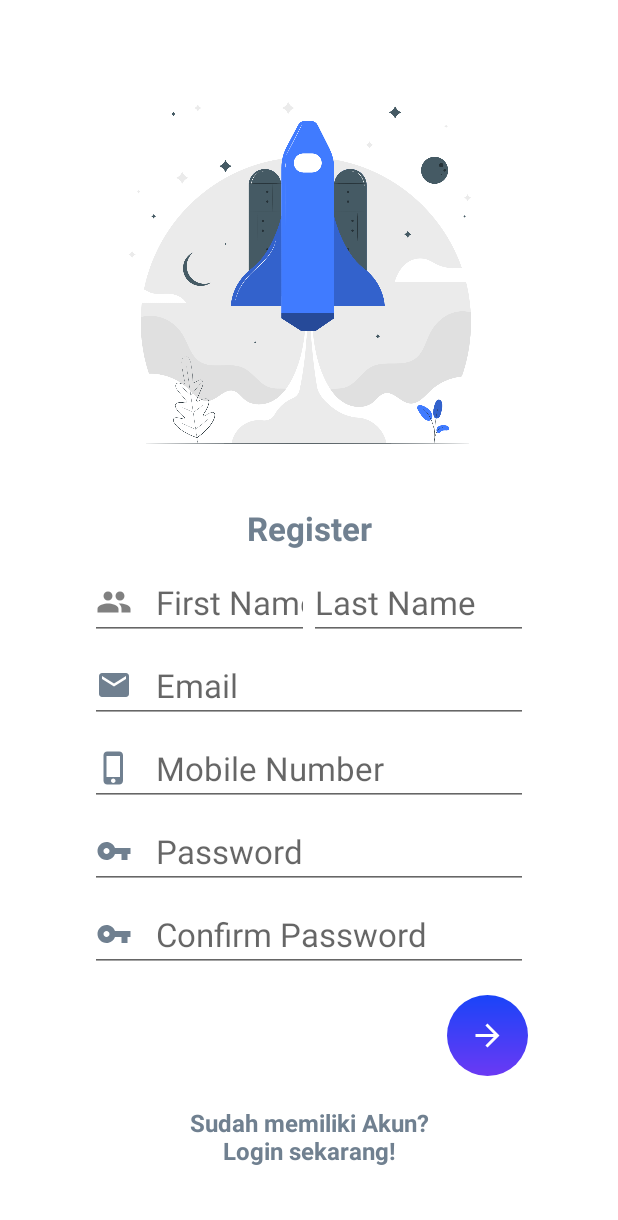
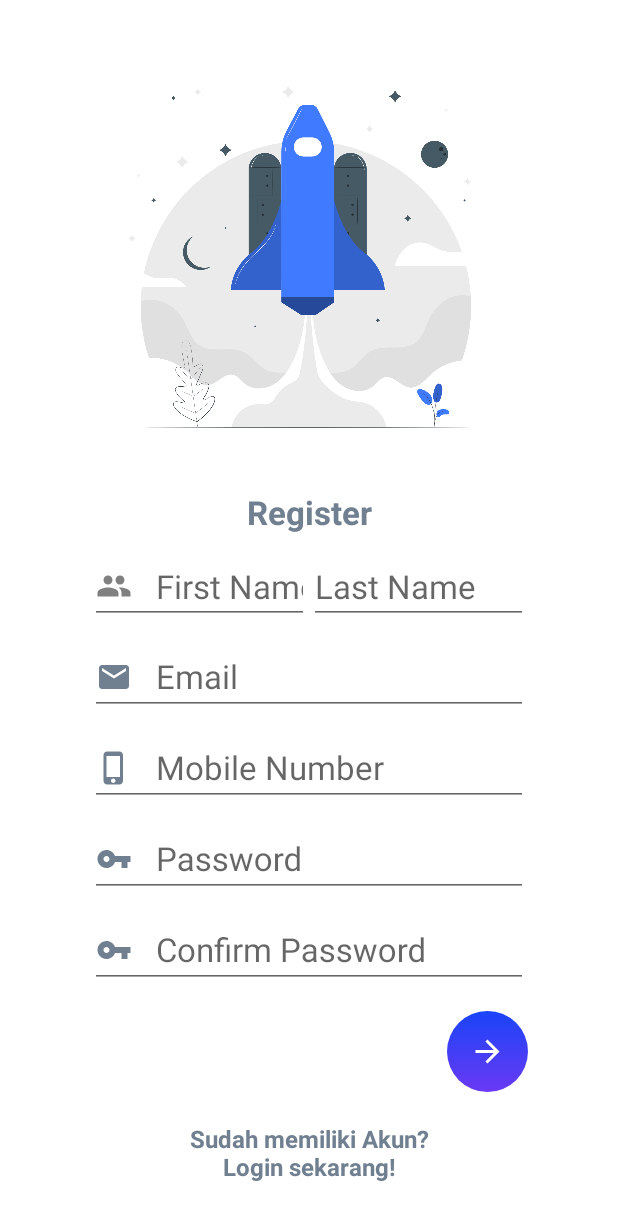
Before and after one commit to ngurahmaharta/FinalProject, an Android app: the RegisterActivity screen opened directly, with no data from a screen before it, after a tap on an icon or button, on a phone screen of 412 x 824 dp. Shown: the top 1220 px of the screen. Run offline under Robolectric (Android 15) with nearby library versions, the phone set to English and light mode, and no system bars.

Commit message:
Fix bug in login & register, refactor bottom menu

```diff
--- a/app/src/main/AndroidManifest.xml
+++ b/app/src/main/AndroidManifest.xml
@@ -9,6 +9,8 @@
         android:roundIcon="@mipmap/ic_launcher_round"
         android:supportsRtl="true"
         android:theme="@style/Theme.FinalProject"
+        android:hardwareAccelerated="false"
+        android:largeHeap="true"
         android:usesCleartextTraffic="true">
         <activity android:name=".controller.RegisterActivity" android:theme="@style/LoginTheme"/>
         <activity android:name=".controller.LoginActivity" android:theme="@style/LoginTheme"/>
--- a/app/src/main/java/com/ngurah/finalproject/controller/RegisterActivity.java
+++ b/app/src/main/java/com/ngurah/finalproject/controller/RegisterActivity.java
@@ -1,11 +1,11 @@
 package com.ngurah.finalproject.controller;
 
+import androidx.appcompat.app.AlertDialog;
 import androidx.appcompat.app.AppCompatActivity;
 
 import android.app.ProgressDialog;
 import android.content.Intent;
 import android.os.Bundle;
-import android.os.Handler;
 import android.text.TextUtils;
 import android.util.Log;
 import android.widget.EditText;
@@ -18,9 +18,6 @@ import com.ngurah.finalproject.model.user.User;
 import com.ngurah.finalproject.model.user.UserRegister;
 import com.ngurah.finalproject.network.BaseApiService;
 import com.ngurah.finalproject.network.RetrofitInstance;
-import com.ngurah.finalproject.rest.ApiAuthInterface;
-import com.ngurah.finalproject.rest.ApiClient;
-import com.ngurah.finalproject.session.MySession;
 
 import java.util.ArrayList;
 
@@ -37,17 +34,13 @@ public class RegisterActivity extends AppCompatActivity {
     private ImageView bRegister;
     private Boolean CheckEditText;
     private Boolean CheckPasswordConfirm;
-    private static int SPLASH_TIME_OUT = 2000;
 
-//    ApiAuthInterface authInterface;
     private BaseApiService baseApiService;
-    private MySession session;
 
     @Override
     protected void onCreate(Bundle savedInstanceState) {
         super.onCreate(savedInstanceState);
         setContentView(R.layout.activity_register);
-
 
         edFirstName = findViewById(R.id.edFirstName);
         edLastName = findViewById(R.id.edLastName);
@@ -65,27 +58,32 @@ public class RegisterActivity extends AppCompatActivity {
             finish();
         });
 
-//        session = new MySession(RegisterActivity.this);
-//        baseApiService = RetrofitInstance.getRetrofitInstance("").create(BaseApiService.class);
-//        baseApiService = ApiClient.getClient().create(BaseApiService.class);
+//        baseApiService = ApiClient.getClient("").create(BaseApiService.class);
+        baseApiService = RetrofitInstance.getRetrofitInstance("").create(BaseApiService.class);
 
         bRegister.setOnClickListener(v -> cekRegister());
-
-
     }
 
+    private void cekRegister(){
+        CheckPasswordConfirm();
+        CheckEditTextIsEmptyOrNot();
 
-    private void cekRegister(){
-        CheckEditTextIsEmptyOrNot();
+        if(!CheckEditText){
+            Toast.makeText(RegisterActivity.this,"Data Masih Kosong !",Toast.LENGTH_LONG).show();
+        } else{
             if(!CheckPasswordConfirm) {
                 Toast.makeText(RegisterActivity.this,"Password yang diisi tidak sama",Toast.LENGTH_LONG).show();
+            } else{
+                SyncCek();
+            }
+        }
     }
 
-        CheckPasswordConfirm();
-        if(CheckEditText){
-            SyncCek();
-        }else{
-            Toast.makeText(RegisterActivity.this,"Data Masih Kosong !",Toast.LENGTH_LONG).show();
+    private void CheckPasswordConfirm(){
+        if(edPassword.getText().toString().equals(edConfirmPassword.getText().toString())){
+            CheckPasswordConfirm = true;
+        } else {
+            CheckPasswordConfirm = false;
         }
     }
 
@@ -101,16 +99,6 @@ public class RegisterActivity extends AppCompatActivity {
             CheckEditText = false;
         } else {
             CheckEditText = true;
-        }
-    }
-
-    private void CheckPasswordConfirm(){
-        PasswordHolder = edPassword.getText().toString();
-        ConfirmPasswordHolder = edConfirmPassword.getText().toString();
-        if(TextUtils.isEmpty(PasswordHolder) == TextUtils.isEmpty(ConfirmPasswordHolder)){
-            CheckPasswordConfirm = true;
-        } else {
-            CheckPasswordConfirm = false;
         }
     }
 
@@ -132,6 +120,7 @@ public class RegisterActivity extends AppCompatActivity {
             }
         }.start();
     }
+
     private void RegisterTrue(){
         ArrayList<String> Role = new ArrayList<>();
         Role.add("user");
@@ -152,27 +141,23 @@ public class RegisterActivity extends AppCompatActivity {
             }
             @Override
             public void onFailure(Call<User> call, Throwable t) {
-                Toast.makeText(RegisterActivity.this, " Koneksi anda Buruk", Toast.LENGTH_SHORT).show();
+                Toast.makeText(RegisterActivity.this, "Registrasi gagal, periksa koneksi anda!", Toast.LENGTH_SHORT).show();
             }
         });
     }
 
-
     protected void Sukses(){
+        final AlertDialog.Builder builder = new AlertDialog.Builder(RegisterActivity.this);
+        builder.setTitle("Info");
+        builder.setMessage("Registrasi berhasil!");
+        builder.setPositiveButton("Ok", (dialog, which) -> {
             Intent i = new Intent(getApplicationContext(), LoginActivity.class);
             startActivity(i);
             finish();
+        });
 
-//        setContentView(R.layout.sukses_register);
-//        new Handler().postDelayed((Runnable) () -> {
-//
-//            Intent i = new Intent(RegisterActivity.this, LoginActivity.class);
-//            i.addFlags(Intent.FLAG_ACTIVITY_CLEAR_TOP);
-//            i.setFlags(Intent.FLAG_ACTIVITY_NEW_TASK);
-//            startActivity(i);
-//            finish();
-//
-//        }, SPLASH_TIME_OUT);
+        builder.setCancelable(false);
+        builder.show();
     }
 
 }
--- a/app/src/main/java/com/ngurah/finalproject/controller/ui/agency/AgencyFragment.java
+++ b/app/src/main/java/com/ngurah/finalproject/controller/ui/ticket/TicketFragment.java
@@ -1,4 +1,4 @@
-package com.ngurah.finalproject.controller.ui.agency;
+package com.ngurah.finalproject.controller.ui.ticket;
 
 import android.os.Bundle;
 import android.view.LayoutInflater;
@@ -10,14 +10,14 @@ import androidx.fragment.app.Fragment;
 import com.ngurah.finalproject.R;
 
 
-public class AgencyFragment extends Fragment {
+public class TicketFragment extends Fragment {
 
     private View root;
 
     public View onCreateView(@NonNull LayoutInflater inflater,
                              ViewGroup container, Bundle savedInstanceState) {
 
-        root = inflater.inflate(R.layout.fragment_agency, container, false);
+        root = inflater.inflate(R.layout.ticket_agency, container, false);
         return root;
     }
 }
--- a/app/src/main/res/layout/activity_login.xml
+++ b/app/src/main/res/layout/activity_login.xml
@@ -50,7 +50,7 @@
                 <com.google.android.material.textfield.TextInputLayout
                     android:layout_width="match_parent"
                     android:layout_height="wrap_content">
-                    <EditText
+                    <com.google.android.material.textfield.TextInputEditText
                         android:layout_width="fill_parent"
                         android:layout_height="wrap_content"
                         android:drawableLeft="@drawable/ic_baseline_email"
@@ -66,7 +66,7 @@
                 <com.google.android.material.textfield.TextInputLayout
                     android:layout_width="match_parent"
                     android:layout_height="wrap_content">
-                    <EditText
+                    <com.google.android.material.textfield.TextInputEditText
                         android:layout_width="fill_parent"
                         android:layout_height="wrap_content"
                         android:layout_marginTop="16dp"
--- a/app/src/main/res/layout/activity_register.xml
+++ b/app/src/main/res/layout/activity_register.xml
@@ -84,7 +84,11 @@
                         android:maxLines="1"/>
                 </LinearLayout>
 
-                <EditText
+
+                <com.google.android.material.textfield.TextInputLayout
+                    android:layout_width="match_parent"
+                    android:layout_height="wrap_content">
+                    <com.google.android.material.textfield.TextInputEditText
                         android:layout_width="fill_parent"
                         android:layout_height="wrap_content"
                         android:drawableLeft="@drawable/ic_baseline_email"
@@ -98,8 +102,13 @@
                         android:inputType="textEmailAddress"
                         android:layout_marginTop="5dp"
                         android:maxLines="1"/>
+                </com.google.android.material.textfield.TextInputLayout>
 
-                <EditText
+
+                <com.google.android.material.textfield.TextInputLayout
+                    android:layout_width="match_parent"
+                    android:layout_height="wrap_content">
+                    <com.google.android.material.textfield.TextInputEditText
                         android:id="@+id/edMobileNumber"
                         android:layout_width="fill_parent"
                         android:layout_height="wrap_content"
@@ -113,8 +122,13 @@
                         android:maxLines="1"
                         android:layout_marginTop="5dp"
                         android:singleLine="true" />
+                </com.google.android.material.textfield.TextInputLayout>
 
-                <EditText
+
+                <com.google.android.material.textfield.TextInputLayout
+                    android:layout_width="match_parent"
+                    android:layout_height="wrap_content">
+                    <com.google.android.material.textfield.TextInputEditText
                         android:id="@+id/edPassword"
                         android:layout_width="fill_parent"
                         android:layout_height="wrap_content"
@@ -128,8 +142,12 @@
                         android:inputType="textPassword"
                         android:layout_marginTop="5dp"
                         android:maxLines="1"/>
+                </com.google.android.material.textfield.TextInputLayout>
 
-                <EditText
+                <com.google.android.material.textfield.TextInputLayout
+                    android:layout_width="match_parent"
+                    android:layout_height="wrap_content">
+                    <com.google.android.material.textfield.TextInputEditText
                         android:id="@+id/edConfirmPassword"
                         android:layout_width="fill_parent"
                         android:layout_height="wrap_content"
@@ -143,6 +161,7 @@
                         android:inputType="textPassword"
                         android:layout_marginTop="5dp"
                         android:maxLines="1"/>
+                </com.google.android.material.textfield.TextInputLayout>
 
                 <ImageView
                     android:id="@+id/bRegister"
--- a/app/src/main/res/layout/fragment_agency.xml
+++ b/app/src/main/res/layout/ticket_agency.xml
@@ -4,7 +4,7 @@
     android:layout_width="match_parent"
     android:layout_height="match_parent"
     xmlns:app="http://schemas.android.com/apk/res-auto"
-    tools:context=".controller.ui.agency.AgencyFragment">
+    tools:context=".controller.ui.ticket.TicketFragment">
 
     <ScrollView
         app:layout_behavior="@string/appbar_scrolling_view_behavior"
```
Also changed, not shown: app/src/main/java/com/ngurah/finalproject/controller/LoginActivity.java (+7 -16 lines), app/src/main/java/com/ngurah/finalproject/controller/MainActivity.java (+39 -45 lines), app/src/main/res/drawable/ic_baseline_receipt.xml (added, +10 -0 lines), app/src/main/res/menu/menu_bottom_tab.xml (+4 -3 lines). Lines whose indentation alone changed are shown as unchanged.
